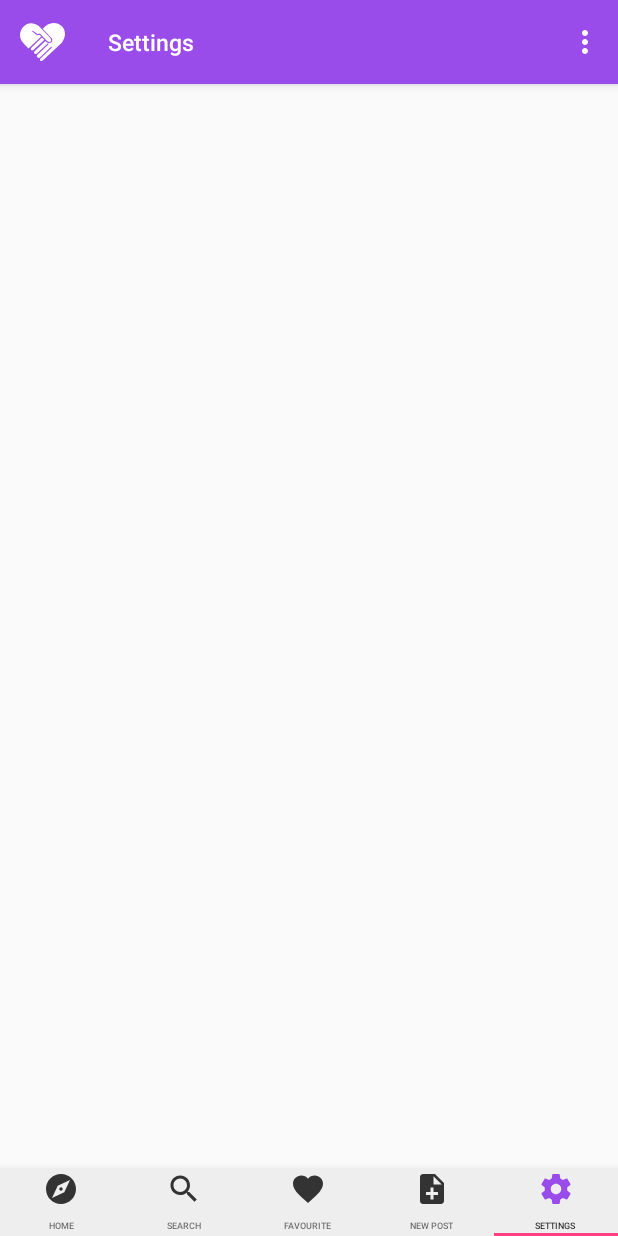
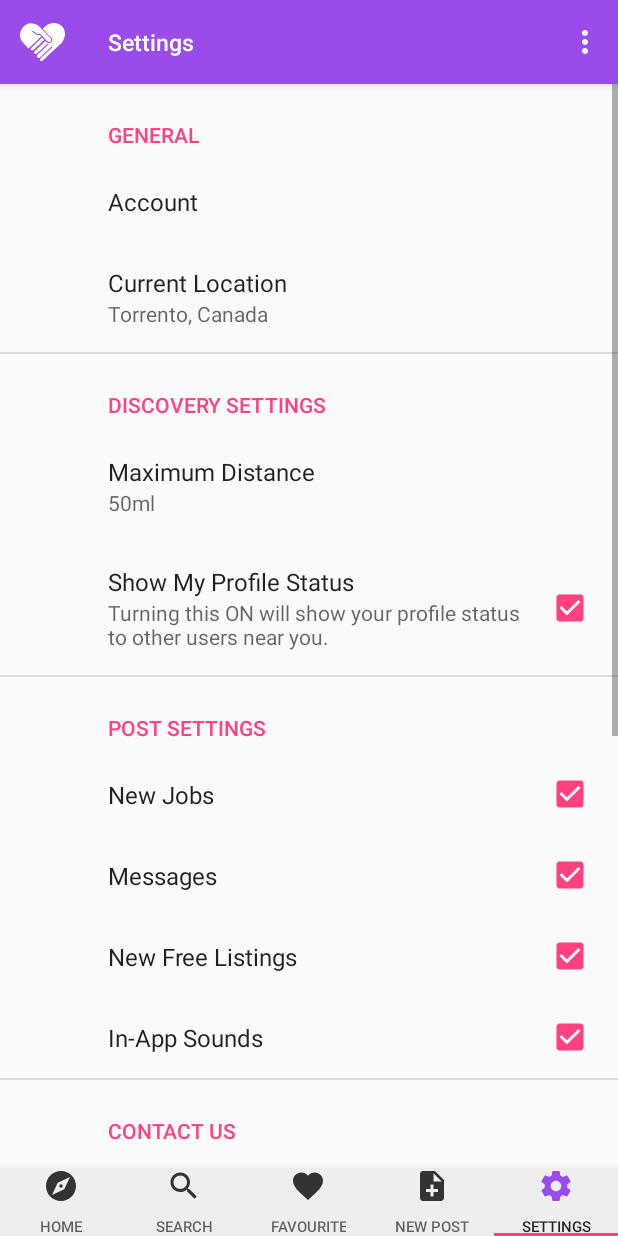
Before and after one commit to CodeDoesGood/HelpingHands, an Android app: the Home screen opened directly, with no data from a screen before it, item 5 of the bottom bar chosen, on a phone screen of 412 x 824 dp. Run offline under Robolectric (Android 15) with nearby library versions, the phone set to English and light mode, and no system bars; our stand-ins replace androidx.preference.

Commit message:
Added Setting Preferences; Added Fragments for Tabs

```diff
--- a/Android/app/build.gradle
+++ b/Android/app/build.gradle
@@ -25,6 +25,7 @@ dependencies {
         exclude group: 'com.android.support', module: 'support-annotations'
     })
     compile 'com.android.support:appcompat-v7:26.+'
+    compile 'com.android.support:preference-v7:26.+'
     compile 'com.android.support:design:26.0.0-alpha1'
     compile 'com.android.support.constraint:constraint-layout:1.0.2'
     compile 'com.android.support:cardview-v7:26.+'
--- a/Android/app/src/main/res/layout/fragment_favourite.xml
+++ b/Android/app/src/main/res/layout/fragment_favourite.xml
@@ -3,4 +3,9 @@
     android:orientation="vertical" android:layout_width="match_parent"
     android:layout_height="match_parent">
 
+    <TextView
+        android:layout_width="wrap_content"
+        android:layout_height="wrap_content"
+        android:text="@string/title_favourite"/>
+
 </LinearLayout>
--- a/Android/app/src/main/res/layout/fragment_home.xml
+++ b/Android/app/src/main/res/layout/fragment_home.xml
@@ -3,4 +3,8 @@
     android:orientation="vertical" android:layout_width="match_parent"
     android:layout_height="match_parent">
 
+    <TextView
+        android:layout_width="wrap_content"
+        android:layout_height="wrap_content"
+        android:text="@string/title_home"/>
 </LinearLayout>
--- a/Android/app/src/main/res/layout/fragment_post.xml
+++ b/Android/app/src/main/res/layout/fragment_post.xml
@@ -3,4 +3,9 @@
     android:orientation="vertical" android:layout_width="match_parent"
     android:layout_height="match_parent">
 
+    <TextView
+        android:layout_width="wrap_content"
+        android:layout_height="wrap_content"
+        android:text="@string/title_post"/>
+
 </LinearLayout>
--- a/Android/app/src/main/res/values/strings.xml
+++ b/Android/app/src/main/res/values/strings.xml
@@ -33,4 +33,57 @@
     <!-- Hint -->
     <string name="hint_search">Search</string>
 
+    <!-- Preferences -->
+        <!-- Preferences: GENERAL -->
+        <string name="pref_category_general">GENERAL</string>
+        <string name="pref_title_account">Account</string>
+        <string name="pref_title_current_location">Current Location</string>
+        <string name="pref_summary_current_location">Torrento, Canada</string>
+
+        <!-- Preferences: GENERAL -->
+        <string name="pref_category_discovery_settings">DISCOVERY SETTINGS</string>
+        <string name="pref_title_maximum_distance">Maximum Distance</string>
+        <string name="pref_summary_maximum_distance">50ml</string>
+        <string name="pref_title_stat_show_profile">Show My Profile Status</string>
+        <string name="pref_summary_stat_show_profile">Turning this ON will show your profile status to other users near you.</string>
+
+        <!-- Preferences: POST SETTINGS -->
+        <string name="pref_category_post_settings">POST SETTINGS</string>
+        <string name="pref_title_new_jobs">New Jobs</string>
+        <string name="pref_title_messages">Messages</string>
+        <string name="pref_title_new_free_listings">New Free Listings</string>
+        <string name="pref_title_in_app_sounds">In-App Sounds</string>
+
+        <!-- Preferences: CONTACT US -->
+        <string name="pref_category_contact_us">CONTACT US</string>
+        <string name="pref_title_help_support">Help and Support</string>
+        <string name="pref_title_rate_us">Rate Us</string>
+        <string name="pref_title_share_hh">Sharing Helping Hands</string>
+
+        <!-- Preferences: LEGAL -->
+        <string name="pref_category_legal">LEGAL</string>
+        <string name="pref_title_privacy_policy">Privacy Policy</string>
+        <string name="pref_title_terms_of_services">Terms of Service</string>
+        <string name="pref_title_licenses">Licenses</string>
+
+        <string name="pref_title_logout">Logout</string>
+        <string name="pref_title_delete">Delete Account</string>
+
+
+
+    <string-array name="pref_upload_quality_entries">
+        <item>360p</item>
+        <item>480p</item>
+        <item>720p</item>
+        <item>1080p</item>
+        <item>Original</item>
+    </string-array>
+    <string-array name="pref_upload_quality_values">
+        <item>0</item>
+        <item>1</item>
+        <item>2</item>
+        <item>3</item>
+        <item>4</item>
+    </string-array>
+
 </resources>
--- a/Android/app/src/main/res/values/styles.xml
+++ b/Android/app/src/main/res/values/styles.xml
@@ -6,6 +6,7 @@
         <item name="colorPrimary">@color/colorPrimary</item>
         <item name="colorPrimaryDark">@color/colorPrimaryDark</item>
         <item name="colorAccent">@color/colorAccent</item>
+        <item name="preferenceTheme">@style/PreferenceThemeOverlay</item>
     </style>
 
     <style name="SplashTheme" parent="Theme.AppCompat.NoActionBar">
@@ -18,7 +19,7 @@
         <item name="android:textColorPrimary">@android:color/white</item>
         <item name="android:textColorSecondary">@android:color/white</item>
         <item name="actionMenuTextColor">@android:color/white</item>
-        <item name="android:textSize">12sp</item>
+        <item name="android:textSize">16sp</item>
     </style>
 
     <style name="Toolbar.TitleText" parent="TextAppearance.Widget.AppCompat.Toolbar.Title">
@@ -33,7 +34,7 @@
     </style>
 
     <style name="CustomTabText" parent="TextAppearance.Design.Tab">
-        <item name="android:textSize">6sp</item>
+        <item name="android:textSize">10sp</item>
         <item name="android:padding">30dp</item>
     </style>
 
--- /dev/null
+++ b/Android/app/src/main/res/xml/hh_preferences.xml
@@ -0,0 +1,123 @@
+<?xml version="1.0" encoding="utf-8"?>
+<android.support.v7.preference.PreferenceScreen
+    xmlns:android="http://schemas.android.com/apk/res/android">
+
+    <android.support.v7.preference.PreferenceCategory
+        android:title="@string/pref_category_general"
+        android:textSize="14sp">
+
+        <android.support.v7.preference.Preference
+            android:key="key_settings_account"
+            android:textSize="12sp"
+            android:title="@string/pref_title_account" />
+
+        <android.support.v7.preference.ListPreference
+            android:defaultValue="3"
+            android:dialogTitle="@string/pref_title_current_location"
+            android:entries="@array/pref_upload_quality_entries"
+            android:entryValues="@array/pref_upload_quality_values"
+            android:key="key_settings_location"
+            android:summary="@string/pref_summary_current_location"
+            android:title="@string/pref_title_current_location" />
+
+    </android.support.v7.preference.PreferenceCategory>
+
+    <android.support.v7.preference.PreferenceCategory
+        android:title="@string/pref_category_discovery_settings"
+        android:textSize="14sp">
+
+        <android.support.v7.preference.ListPreference
+            android:defaultValue="3"
+            android:dialogTitle="@string/pref_title_maximum_distance"
+            android:entries="@array/pref_upload_quality_entries"
+            android:entryValues="@array/pref_upload_quality_values"
+            android:key="key_settings_max_distance"
+            android:summary="@string/pref_summary_maximum_distance"
+            android:title="@string/pref_title_maximum_distance" />
+
+        <android.support.v7.preference.CheckBoxPreference
+            android:key="key_settings_show_profile"
+            android:summary="@string/pref_summary_stat_show_profile"
+            android:title="@string/pref_title_stat_show_profile"
+            android:defaultValue="true"/>
+
+    </android.support.v7.preference.PreferenceCategory>
+
+    <android.support.v7.preference.PreferenceCategory
+        android:title="@string/pref_category_post_settings"
+        android:textSize="14sp">
+
+        <android.support.v7.preference.CheckBoxPreference
+            android:key="key_settings_post_new_job"
+            android:title="@string/pref_title_new_jobs"
+            android:defaultValue="true"/>
+
+        <android.support.v7.preference.CheckBoxPreference
+            android:key="key_settings_post_messages"
+            android:title="@string/pref_title_messages"
+            android:defaultValue="true"/>
+
+        <android.support.v7.preference.CheckBoxPreference
+            android:key="key_settings_post_new_free_listing"
+            android:title="@string/pref_title_new_free_listings"
+            android:defaultValue="true"/>
+
+        <android.support.v7.preference.CheckBoxPreference
+            android:key="key_settings_post_in_app_sounds"
+            android:title="@string/pref_title_in_app_sounds"
+            android:defaultValue="true"/>
+
+    </android.support.v7.preference.PreferenceCategory>
+
+    <android.support.v7.preference.PreferenceCategory
+        android:title="@string/pref_category_contact_us"
+        android:textSize="14sp">
+
+        <android.support.v7.preference.Preference
+            android:key="key_settings_help_support"
+            android:title="@string/pref_title_help_support" />
+
+        <android.support.v7.preference.Preference
+            android:key="key_settings_rate_us"
+            android:title="@string/pref_title_rate_us" />
+
+        <android.support.v7.preference.Preference
+            android:key="key_settings_share_hh"
+            android:title="@string/pref_title_share_hh" />
+
+    </android.support.v7.preference.PreferenceCategory>
+
+    <android.support.v7.preference.PreferenceCategory
+        android:title="@string/pref_category_legal"
+        android:textSize="14sp">
+
+        <android.support.v7.preference.Preference
+            android:key="key_settings_privacy_policy"
+            android:title="@string/pref_title_privacy_policy" />
+
+        <android.support.v7.preference.Preference
+            android:key="key_settings_terms_of_service"
+            android:title="@string/pref_title_terms_of_services" />
+
+        <android.support.v7.preference.Preference
+            android:key="key_settings_licenses"
+            android:title="@string/pref_title_licenses" />
+
+    </android.support.v7.preference.PreferenceCategory>
+
+
+    <android.support.v7.preference.PreferenceCategory
+        android:textSize="14sp">
+
+        <android.support.v7.preference.Preference
+            android:key="key_settings_logout"
+            android:title="@string/pref_title_logout"
+            android:textColor="@android:color/holo_red_dark"/>
+
+        <android.support.v7.preference.Preference
+            android:key="key_settings_delete"
+            android:title="@string/pref_title_delete" />
+
+    </android.support.v7.preference.PreferenceCategory>
+
+</android.support.v7.preference.PreferenceScreen>
```
Also changed, not shown: Android/app/src/main/AndroidManifest.xml (+8 -1 lines), Android/app/src/main/java/helpinghands/codedoesgood/org/helpinghands/Home.java (+102 -2 lines), Android/app/src/main/res/layout/fragment_settings.xml (deleted, +0 -11 lines).
